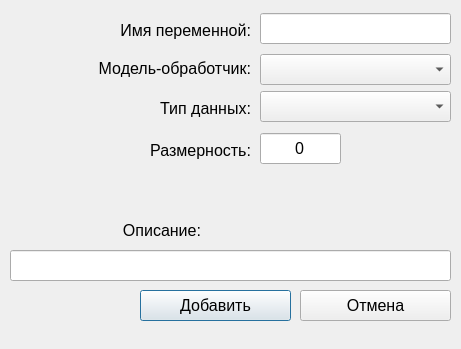
The window that database/addvariable.ui (iambarsik/QtSTR) describes before a commit, drawn with Qt 5.
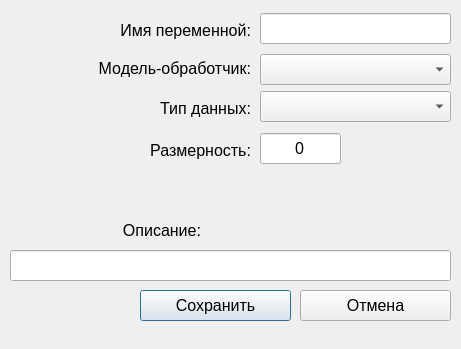
The same window after the commit.

```diff
--- a/database/addvariable.ui
+++ b/database/addvariable.ui
@@ -43,7 +43,7 @@
     </font>
    </property>
    <property name="text">
-    <string>Добавить</string>
+    <string>Сохранить</string>
    </property>
   </widget>
   <widget class="QLabel" name="label">
```
